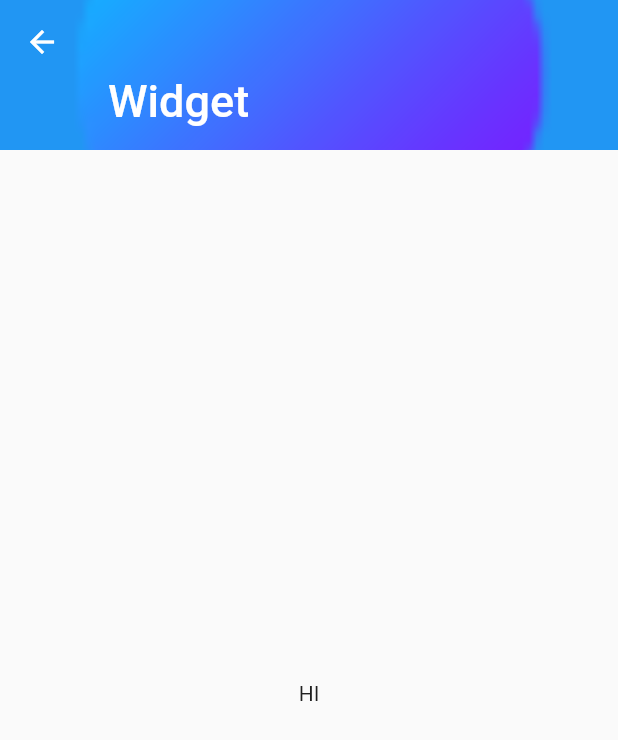
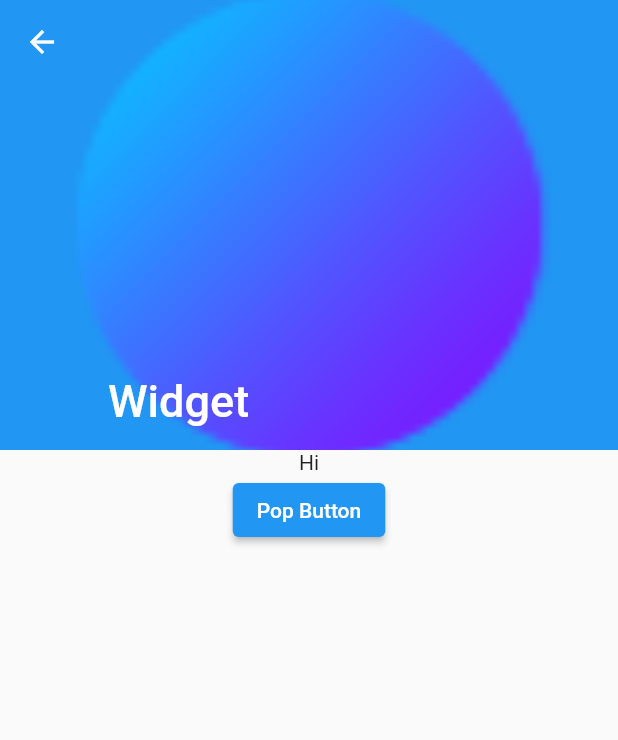
Before and after one commit to SongWoody/flutter_app, a Flutter app: the TestPage3 screen opened directly, on a phone screen of 412 x 824 dp. Shown: the top 740 px of the screen. Run offline on Flutter 3.47's test engine with Material 2 defaults, Android fonts, the phone set to English and light mode, and no system bars.

Commit message:
add Navigator.pop

```diff
--- a/lib/main.dart
+++ b/lib/main.dart
@@ -1,6 +1,7 @@
 import 'package:flutter/material.dart';
 import 'package:flutter_app/testPage1.dart';
 import 'package:flutter_app/testPage2.dart';
+import 'package:flutter_app/testPage3.dart';
 import 'example.dart';
 
 void main() {
@@ -36,7 +37,9 @@ class RandomWordsState extends State<RandomWords> {
     MenuData(Icons.map, "TestPage2(Animation)", onClick: (ctx) => {
       Navigator.push(ctx, MaterialPageRoute(builder: (ctx) => TestPage2()))
     }),
-    MenuData(Icons.access_alarm, "alarm"),
+    MenuData(Icons.access_alarm, "TestPage3", onClick: (ctx) => {
+      Navigator.push(ctx, MaterialPageRoute(builder: (ctx) => TestPage3()))
+    }),
     MenuData(Icons.add_ic_call, "navigate_next")
   ];
 
--- a/lib/testPage3.dart
+++ b/lib/testPage3.dart
@@ -13,15 +13,20 @@ class TestPage3 extends StatelessWidget {
         slivers: <Widget>[
           SliverAppBar(
             pinned: true,
-            expandedHeight: 100.0,
+            expandedHeight: 300.0,
             flexibleSpace: FlexibleSpaceBar(
               title: Text(this.toString()),
               background: Image.asset('imageAssets/comp1_100.png', fit: BoxFit.cover,),
             ),
           ),
           SliverFillRemaining(
-            child: Center(
-              child: Text("HI"),
+            child: Column(
+              children: [
+                Text("Hi"),
+                ElevatedButton(onPressed: () {
+                  Navigator.pop(context);
+                }, child: Text("Pop Button"))
+              ],
             ),
           )
         ],
```
